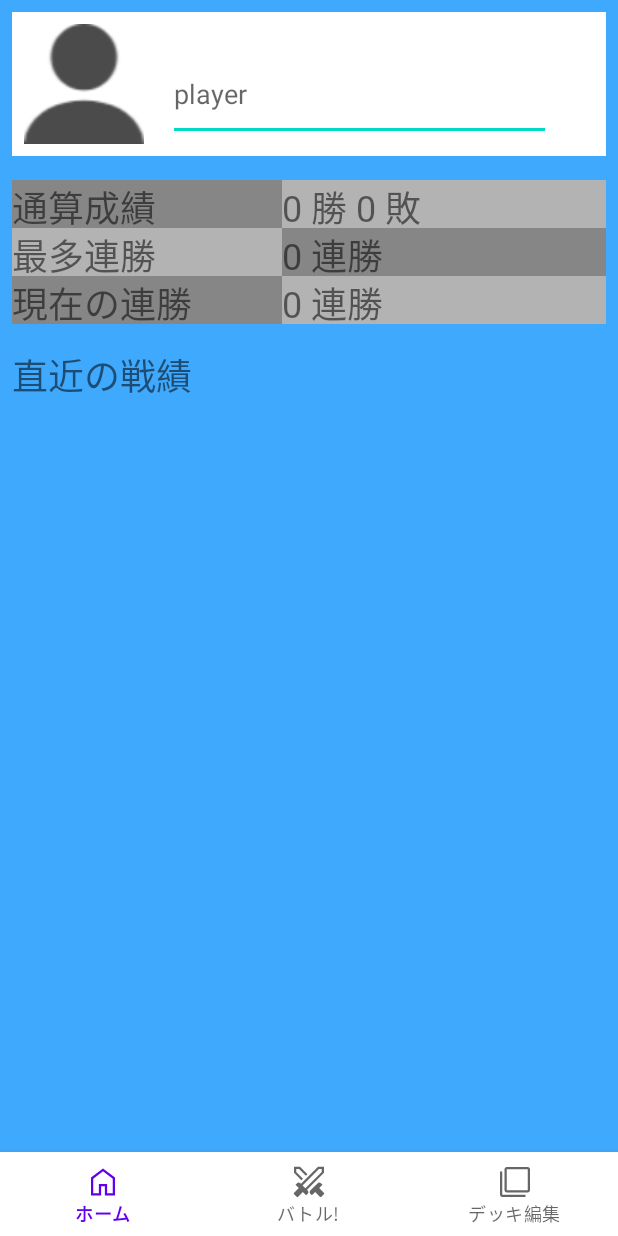
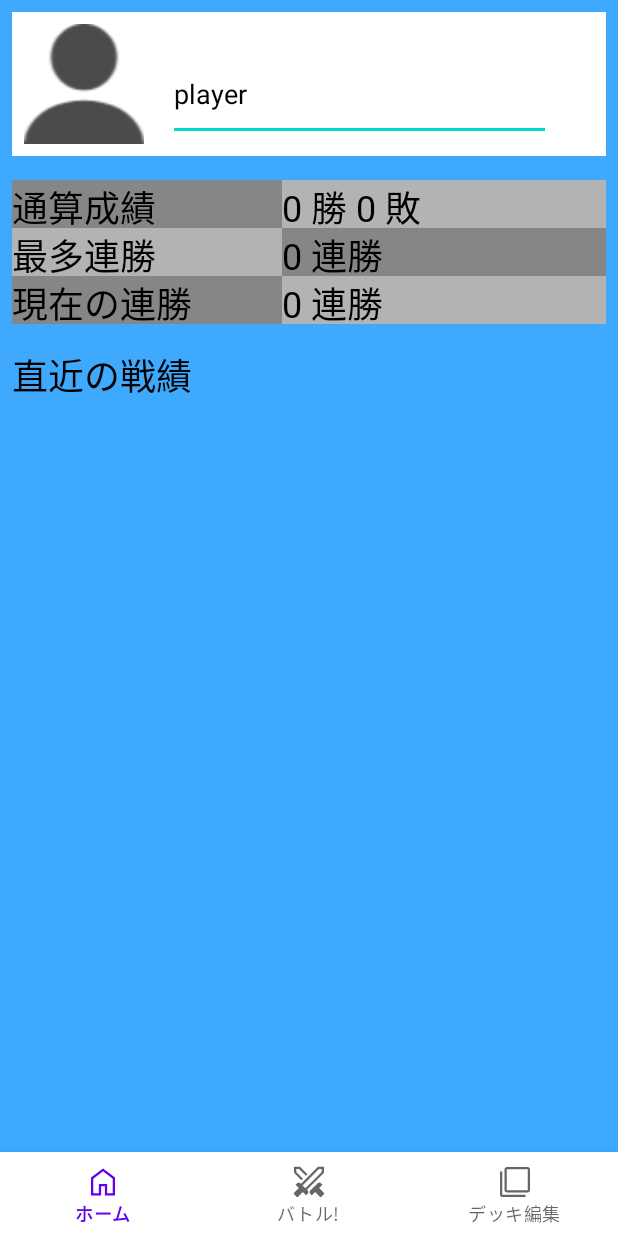
Before and after one commit to yoyoinoyoi/NawaBattler, an Android app: the screen it shows after launch (MainActivity), on a phone screen of 412 x 824 dp. Run offline under Robolectric (Android 15) with nearby library versions, the phone set to English and light mode, and no system bars; our stand-ins replace navigation-ui.

Commit message:
[change] ダークモードで文字が見えない問題の解消
白文字だと見えなくなってしまうので, 黒色に変更しました

```diff
--- a/app/src/main/res/layout/fragment_deck.xml
+++ b/app/src/main/res/layout/fragment_deck.xml
@@ -35,7 +35,8 @@
         app:layout_constraintStart_toStartOf="parent"
         tools:ignore="MissingConstraints"
         android:fontFamily="@font/dotgothic"
-        android:includeFontPadding="false" />
+        android:includeFontPadding="false"
+        android:textColor="@color/black" />
 
     <GridLayout
         android:id="@+id/cardViewGrid"
@@ -60,6 +61,7 @@
         app:layout_constraintStart_toStartOf="parent"
         app:layout_constraintTop_toTopOf="parent"
         android:fontFamily="@font/dotgothic"
-        android:includeFontPadding="false" />
+        android:includeFontPadding="false"
+        android:textColor="@color/black" />
 
 </androidx.constraintlayout.widget.ConstraintLayout>
--- a/app/src/main/res/layout/fragment_home.xml
+++ b/app/src/main/res/layout/fragment_home.xml
@@ -41,7 +41,9 @@
         android:ems="10"
         android:inputType="textPersonName"
         app:layout_constraintStart_toEndOf="@+id/imageView"
-        app:layout_constraintTop_toTopOf="parent" />
+        app:layout_constraintTop_toTopOf="parent"
+        android:textColor="@color/black"
+        android:textColorHint="@color/black"/>
 
     <TableLayout
         android:id="@+id/playerStatics"
@@ -65,7 +67,8 @@
                 android:textSize="24sp"
                 android:text="通算成績"
                 android:fontFamily="@font/dotgothic"
-                android:includeFontPadding="false"/>
+                android:includeFontPadding="false"
+                android:textColor="@color/black"/>
 
             <TextView
                 android:id="@+id/playerWinLossRecordNumber"
@@ -75,7 +78,8 @@
                 android:text="0"
                 android:textSize="24sp"
                 android:fontFamily="@font/dotgothic"
-                android:includeFontPadding="false"/>
+                android:includeFontPadding="false"
+                android:textColor="@color/black"/>
         </TableRow>
 
         <TableRow
@@ -90,7 +94,8 @@
                 android:textSize="24sp"
                 android:text="最多連勝"
                 android:fontFamily="@font/dotgothic"
-                android:includeFontPadding="false"/>
+                android:includeFontPadding="false"
+                android:textColor="@color/black"/>
             <TextView
                 android:id="@+id/playerMaxWinStreakNumber"
                 android:background="@color/gray2"
@@ -99,7 +104,8 @@
                 android:textSize="24sp"
                 android:text="0"
                 android:fontFamily="@font/dotgothic"
-                android:includeFontPadding="false"/>
+                android:includeFontPadding="false"
+                android:textColor="@color/black"/>
         </TableRow>
 
         <TableRow
@@ -114,7 +120,8 @@
                 android:textSize="24sp"
                 android:text="現在の連勝"
                 android:fontFamily="@font/dotgothic"
-                android:includeFontPadding="false"/>
+                android:includeFontPadding="false"
+                android:textColor="@color/black"/>
             <TextView
                 android:id="@+id/playerNowWinStreakNumber"
                 android:background="@color/gray1"
@@ -123,7 +130,8 @@
                 android:textSize="24sp"
                 android:text="0"
                 android:fontFamily="@font/dotgothic"
-                android:includeFontPadding="false"/>
+                android:includeFontPadding="false"
+                android:textColor="@color/black"/>
         </TableRow>
 
     </TableLayout>
@@ -140,19 +148,7 @@
         android:layout_marginEnd="8dp"
         app:layout_constraintStart_toStartOf="parent"
         app:layout_constraintTop_toBottomOf="@+id/playerStatics"
-        android:includeFontPadding="false" />
-
-    <androidx.recyclerview.widget.RecyclerView
-        android:id="@+id/resultRecyclerView"
-        android:layout_width="match_parent"
-        android:layout_height="match_parent"
-        android:layout_marginTop="276dp"
-        android:layout_marginLeft="8dp"
-        android:layout_marginRight="8dp"
-        android:scrollbars="vertical"
-        app:layout_constraintEnd_toEndOf="parent"
-        app:layout_constraintStart_toStartOf="parent"
-        tools:ignore="UnknownId" />
-
+        android:includeFontPadding="false"
+        android:textColor="@color/black" />
 
 </androidx.constraintlayout.widget.ConstraintLayout>
--- a/app/src/main/res/layout/layout_custom_dialog.xml
+++ b/app/src/main/res/layout/layout_custom_dialog.xml
@@ -19,7 +19,8 @@
         app:layout_constraintStart_toStartOf="parent"
         app:layout_constraintEnd_toEndOf="parent"
         android:fontFamily="@font/dotgothic"
-        android:includeFontPadding="false" />
+        android:includeFontPadding="false"
+        android:textColor="@color/black"  />
 
     <TextView
         android:id="@+id/message"
@@ -33,7 +34,8 @@
         app:layout_constraintStart_toStartOf="parent"
         app:layout_constraintEnd_toEndOf="parent"
         android:fontFamily="@font/dotgothic"
-        android:includeFontPadding="false"/>
+        android:includeFontPadding="false"
+        android:textColor="@color/black" />
 
     <View
         android:id="@+id/divider"
--- a/app/src/main/res/layout/playerdata_view.xml
+++ b/app/src/main/res/layout/playerdata_view.xml
@@ -28,7 +28,8 @@
         app:layout_constraintBottom_toBottomOf="parent"
         app:layout_constraintStart_toEndOf="@+id/player_image"
         android:fontFamily="@font/dotgothic"
-        android:includeFontPadding="false" />
+        android:includeFontPadding="false"
+        android:textColor="@color/black" />
 
     <TextView
         android:id="@+id/battle_result"
@@ -40,7 +41,8 @@
         app:layout_constraintStart_toEndOf="@+id/player_image"
         app:layout_constraintTop_toBottomOf="@+id/player_name"
         android:fontFamily="@font/dotgothic"
-        android:includeFontPadding="false" />
+        android:includeFontPadding="false"
+        android:textColor="@color/black" />
 
     <Button
         android:id="@+id/player_button"
```
Also changed, not shown: app/src/main/res/layout/fragment_battle.xml (+6 -6 lines), app/src/main/res/layout/fragment_lobby.xml (+7 -3 lines).
